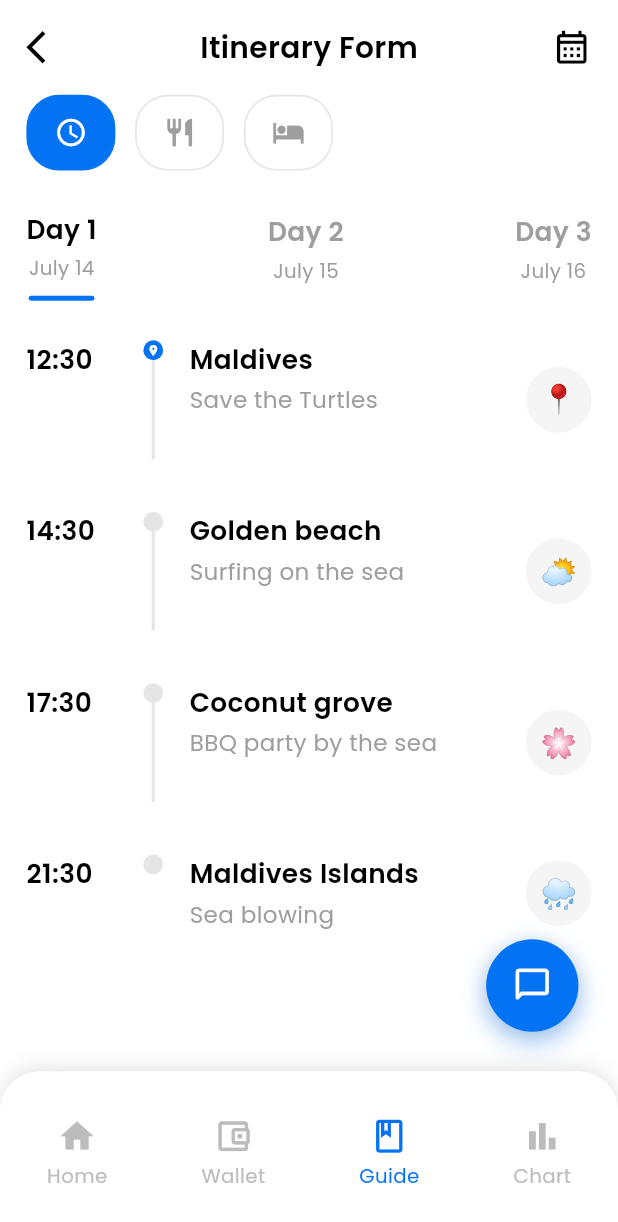
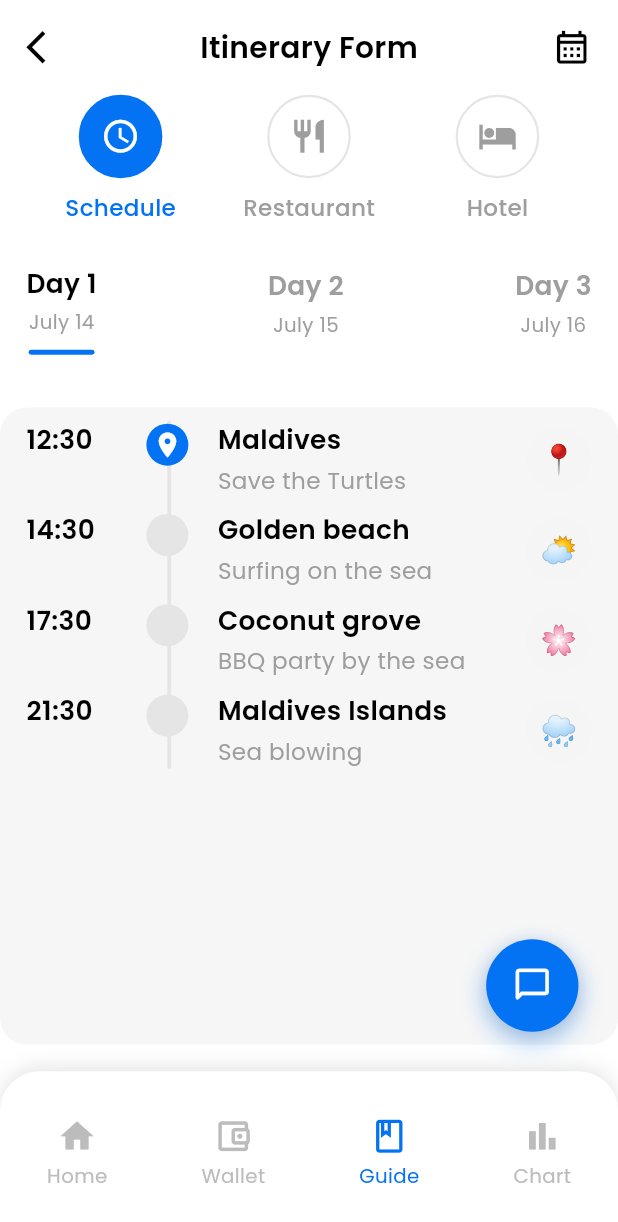
Before and after one commit to neroamy/travel-concierge-app, a Flutter app: the ItineraryScreen screen opened by its route, after a tap on "Maldives", on a phone screen of 412 x 824 dp. Shown: the top 1222 px of the screen. Run offline on Flutter 3.47's test engine with Material 3 defaults, Android fonts, the phone set to English and light mode, and no system bars; our stand-ins replace cached_network_image, flutter_svg, geolocator, google_maps_flutter, shared_preferences; accounts and stored records are empty; network calls fail.

Commit message:
UI: Cải tiến timeline liền mạch, căn giữa, tăng kích thước dot/icon, thêm background xám cho khu vực timeline theo đúng thiết kế

```diff
--- a/lib/presentation/itinerary_screen/itinerary_screen.dart
+++ b/lib/presentation/itinerary_screen/itinerary_screen.dart
@@ -522,7 +522,7 @@ class _ItineraryScreenState extends State<ItineraryScreen> {
 
   void _navigateToWeatherQuery() {
     // Navigate to weather query screen (node-id=10-3272)
-    Navigator.pushNamed(context, AppRoutes.weatherQueryScreen);
+    Navigator.pushNamed(context, AppRoutes.planViewScreen);
   }
 
   void _onActivityTap(ItineraryItemModel item) {
--- a/lib/presentation/weather_query_screen/weather_query_screen.dart
+++ b/lib/presentation/plan_view_screen/plan_view_screen.dart
@@ -2,14 +2,14 @@ import 'package:flutter/material.dart';
 import '../../core/app_export.dart';
 import '../../widgets/floating_chat_button.dart';
 
-class WeatherQueryScreen extends StatefulWidget {
-  const WeatherQueryScreen({super.key});
+class PlanViewScreen extends StatefulWidget {
+  const PlanViewScreen({super.key});
 
   @override
-  State<WeatherQueryScreen> createState() => _WeatherQueryScreenState();
+  State<PlanViewScreen> createState() => _PlanViewScreenState();
 }
 
-class _WeatherQueryScreenState extends State<WeatherQueryScreen> {
+class _PlanViewScreenState extends State<PlanViewScreen> {
   // Selected filters and day
   String _selectedCategory = "schedule";
   int _selectedDay = 1; // Default to Day 1
@@ -228,42 +228,58 @@ class _WeatherQueryScreenState extends State<WeatherQueryScreen> {
     );
   }
 
-  /// Category filter tabs exactly matching Figma design
+  /// Category filter tabs: 3 cột đều, icon + text
   Widget _buildCategoryTabs() {
     return Padding(
       padding: EdgeInsets.symmetric(horizontal: 16.h),
       child: Row(
-        children: List.generate(
-          _categories.length,
-          (index) => _buildCategoryTab(_categories[index]),
-        ),
-      ),
-    );
-  }
-
-  /// Individual category tab
-  Widget _buildCategoryTab(CategoryModel category) {
+        children: List.generate(_categories.length, (index) {
+          final category = _categories[index];
           final bool isSelected = _selectedCategory == category.id;
-
-    return GestureDetector(
+          return Expanded(
+            child: GestureDetector(
               onTap: () => _onCategorySelected(category.id),
-      child: Container(
-        margin: EdgeInsets.only(right: 12.h),
-        padding: EdgeInsets.symmetric(horizontal: 16.h, vertical: 12.h),
+              child: Column(
+                mainAxisSize: MainAxisSize.min,
+                children: [
+                  Container(
+                    padding: EdgeInsets.all(12.h),
                     decoration: BoxDecoration(
-          color: isSelected ? const Color(0xFF0373F3) : Colors.transparent,
-          borderRadius: BorderRadius.circular(20.h),
+                      color: isSelected
+                          ? const Color(0xFF0373F3)
+                          : Colors.transparent,
+                      shape: BoxShape.circle,
                       border: Border.all(
-            color:
-                isSelected ? const Color(0xFF0373F3) : const Color(0xFFE5E5E5),
-            width: 1.h,
+                        color: isSelected
+                            ? const Color(0xFF0373F3)
+                            : const Color(0xFFE5E5E5),
+                        width: 1.5,
                       ),
                     ),
                     child: Icon(
                       category.icon,
-          size: 20.h,
-          color: isSelected ? appTheme.whiteCustom : const Color(0xFF9E9E9E),
+                      size: 24.h,
+                      color:
+                          isSelected ? Colors.white : const Color(0xFF9E9E9E),
                     ),
+                  ),
+                  SizedBox(height: 8.h),
+                  Text(
+                    category.label,
+                    style: TextStyle(
+                      fontSize: 14.fSize,
+                      fontWeight: FontWeight.w500,
+                      color: isSelected
+                          ? const Color(0xFF0373F3)
+                          : const Color(0xFF9E9E9E),
+                      fontFamily: 'Poppins',
+                    ),
+                  ),
+                ],
+              ),
+            ),
+          );
+        }),
       ),
     );
   }
@@ -330,7 +346,7 @@ class _WeatherQueryScreenState extends State<WeatherQueryScreen> {
     );
   }
 
-  /// Itinerary content with timeline - matching Figma exactly
+  /// Itinerary content với timeline liền mạch bằng Stack + timeline tổng, có background xám nhạt
   Widget _buildItineraryContent() {
     if (_itineraryItems.isEmpty) {
       return Center(
@@ -356,25 +372,54 @@ class _WeatherQueryScreenState extends State<WeatherQueryScreen> {
       );
     }
 
-    return SingleChildScrollView(
+    // Tính tổng chiều cao của tất cả item để vẽ timeline
+    final estimatedItemHeight = 72.h; // ước lượng chiều cao trung bình mỗi item
+    final timelineHeight = estimatedItemHeight * _itineraryItems.length;
+
+    return Container(
+      margin: EdgeInsets.only(top: 8.h, bottom: 16.h),
+      padding: EdgeInsets.symmetric(horizontal: 0, vertical: 8.h),
+      decoration: BoxDecoration(
+        color: const Color(0xFFF6F6F6),
+        borderRadius: BorderRadius.circular(18),
+      ),
+      child: SingleChildScrollView(
         padding: EdgeInsets.symmetric(horizontal: 16.h),
-      child: Column(
+        child: Stack(
+          children: [
+            // Timeline tổng chạy dọc
+            Positioned(
+              left: 55.h + 16.h + 16.0, // căn giữa timeline (đã tăng dot size)
+              top: 0,
+              bottom: 0,
+              child: Container(
+                width: 2.5,
+                height: timelineHeight,
+                color: const Color(0xFFE5E5E5),
+              ),
+            ),
+            // Danh sách item overlay lên timeline
+            Column(
               children: List.generate(
                 _itineraryItems.length,
                 (index) => _buildItineraryItem(
                   _itineraryItems[index],
+                  isFirst: index == 0,
                   isLast: index == _itineraryItems.length - 1,
                 ),
+              ),
+            ),
+          ],
         ),
       ),
     );
   }
 
-  /// Individual itinerary item with exact Figma styling
-  Widget _buildItineraryItem(ItineraryItemModel item, {bool isLast = false}) {
+  /// Individual itinerary item chỉ vẽ chấm tròn hoặc icon location, không vẽ line trên/dưới
+  Widget _buildItineraryItem(ItineraryItemModel item,
+      {bool isFirst = false, bool isLast = false}) {
     return Padding(
-      padding: EdgeInsets.only(bottom: isLast ? 0 : 32.h),
-      child: IntrinsicHeight(
+      padding: EdgeInsets.only(bottom: isLast ? 0 : 8.h),
       child: Row(
         crossAxisAlignment: CrossAxisAlignment.start,
         children: [
@@ -392,12 +437,14 @@ class _WeatherQueryScreenState extends State<WeatherQueryScreen> {
             ),
           ),
           SizedBox(width: 16.h),
-            // Timeline indicator
-            Column(
-              children: [
+          // Chấm tròn hoặc icon location overlay lên timeline
           Container(
-                  width: 12.h,
-                  height: 12.h,
+            width: 32.0, // tăng width để dot/icon luôn căn giữa
+            height: 32.0,
+            alignment: Alignment.center,
+            child: Container(
+              width: 28.0,
+              height: 28.0,
               decoration: BoxDecoration(
                 shape: BoxShape.circle,
                 color: item.isActive
@@ -408,17 +455,10 @@ class _WeatherQueryScreenState extends State<WeatherQueryScreen> {
                   ? Icon(
                       Icons.location_on,
                       color: appTheme.whiteCustom,
-                          size: 8.h,
+                      size: 20.0,
                     )
                   : null,
             ),
-                if (!isLast)
-                  Container(
-                    width: 2.h,
-                    height: 60.h,
-                    color: const Color(0xFFE5E5E5),
-                  ),
-              ],
           ),
           SizedBox(width: 16.h),
           // Content section
@@ -473,7 +513,6 @@ class _WeatherQueryScreenState extends State<WeatherQueryScreen> {
             ),
           ),
         ],
-        ),
       ),
     );
   }
@@ -607,6 +646,94 @@ class _WeatherQueryScreenState extends State<WeatherQueryScreen> {
   }
 }
 
+class TimelineDotAndLine extends StatelessWidget {
+  final bool isFirst;
+  final bool isLast;
+  final bool isActive;
+  final double lineColorOpacity;
+  const TimelineDotAndLine({
+    Key? key,
+    required this.isFirst,
+    required this.isLast,
+    required this.isActive,
+    this.lineColorOpacity = 1.0,
+  }) : super(key: key);
+
+  @override
+  Widget build(BuildContext context) {
+    return SizedBox(
+      width: 24,
+      child: CustomPaint(
+        size: Size(24, 64), // chiều cao sẽ tự động fit theo nội dung
+        painter: _TimelinePainter(
+          isFirst: isFirst,
+          isLast: isLast,
+          isActive: isActive,
+          lineColorOpacity: lineColorOpacity,
+        ),
+      ),
+    );
+  }
+}
+
+class _TimelinePainter extends CustomPainter {
+  final bool isFirst;
+  final bool isLast;
+  final bool isActive;
+  final double lineColorOpacity;
+  _TimelinePainter({
+    required this.isFirst,
+    required this.isLast,
+    required this.isActive,
+    required this.lineColorOpacity,
+  });
+
+  @override
+  void paint(Canvas canvas, Size size) {
+    final Paint linePaint = Paint()
+      ..color = const Color(0xFFE5E5E5).withOpacity(lineColorOpacity)
+      ..strokeWidth = 2.5
+      ..style = PaintingStyle.stroke;
+    final double centerX = size.width / 2;
+    final double dotRadius = 6;
+    final double top = 0;
+    final double bottom = size.height;
+    final double centerY = size.height / 2;
+
+    // Draw top line
+    if (!isFirst) {
+      canvas.drawLine(
+        Offset(centerX, top),
+        Offset(centerX, centerY - dotRadius),
+        linePaint,
+      );
+    }
+    // Draw bottom line
+    if (!isLast) {
+      canvas.drawLine(
+        Offset(centerX, centerY + dotRadius),
+        Offset(centerX, bottom),
+        linePaint,
+      );
+    }
+    // Draw dot
+    final Paint dotPaint = Paint()
+      ..color = isActive ? const Color(0xFF0373F3) : const Color(0xFFE5E5E5)
+      ..style = PaintingStyle.fill;
+    canvas.drawCircle(Offset(centerX, centerY), dotRadius, dotPaint);
+    if (isActive) {
+      final Paint iconPaint = Paint()
+        ..color = Colors.white
+        ..style = PaintingStyle.fill;
+      // Draw a small white location icon (simple circle for now)
+      canvas.drawCircle(Offset(centerX, centerY), 3, iconPaint);
+    }
+  }
+
+  @override
+  bool shouldRepaint(covariant CustomPainter oldDelegate) => false;
+}
+
 // Data models
 class DayModel {
   final int day;
--- a/lib/presentation/travel_exploration_screen/travel_exploration_screen.dart
+++ b/lib/presentation/travel_exploration_screen/travel_exploration_screen.dart
@@ -748,7 +748,7 @@ class _TravelExplorationScreenState extends State<TravelExplorationScreen> {
                           ? () {
                               Navigator.pop(context);
                               Navigator.pushNamed(
-                                  context, AppRoutes.weatherQueryScreen);
+                                  context, AppRoutes.planViewScreen);
                             }
                           : null,
                     ),
--- a/lib/routes/app_routes.dart
+++ b/lib/routes/app_routes.dart
@@ -4,7 +4,7 @@ import '../presentation/itinerary_screen/itinerary_screen.dart';
 import '../presentation/attraction_details_screen/attraction_details_screen.dart';
 import '../presentation/location_targeting_screen/location_targeting_screen.dart';
 import '../presentation/location_targeting_screen/location_targeting_screen_with_maps.dart';
-import '../presentation/weather_query_screen/weather_query_screen.dart';
+import '../presentation/plan_view_screen/plan_view_screen.dart';
 import '../presentation/ai_chat_screen/ai_chat_screen.dart';
 import '../presentation/profile_settings_screen/profile_settings_screen.dart';
 import '../presentation/sign_in_screen/sign_in_screen.dart';
@@ -20,7 +20,7 @@ class AppRoutes {
   static const String locationTargetingScreen = '/location_targeting_screen';
   static const String locationTargetingScreenWithMaps =
       '/location_targeting_screen_with_maps';
-  static const String weatherQueryScreen = '/weather_query_screen';
+  static const String planViewScreen = '/plan_view_screen';
   static const String aiChatScreen = '/ai_chat_screen';
   static const String profileSettingsScreen = '/profile_settings_screen';
   static const String testMockupScreen = '/test_mockup_screen';
@@ -35,7 +35,7 @@ class AppRoutes {
     locationTargetingScreen: (context) => const LocationTargetingScreen(),
     locationTargetingScreenWithMaps: (context) =>
         const LocationTargetingScreenWithMaps(),
-    weatherQueryScreen: (context) => const WeatherQueryScreen(),
+    planViewScreen: (context) => const PlanViewScreen(),
     aiChatScreen: (context) => const AIChatScreen(),
     profileSettingsScreen: (context) => const ProfileSettingsScreen(),
     testMockupScreen: (context) => const TestMockupScreen(),
```
Also changed, not shown: lib/presentation/ai_chat_screen/ai_chat_screen.dart (+5 -5 lines). Lines whose indentation alone changed are shown as unchanged.
